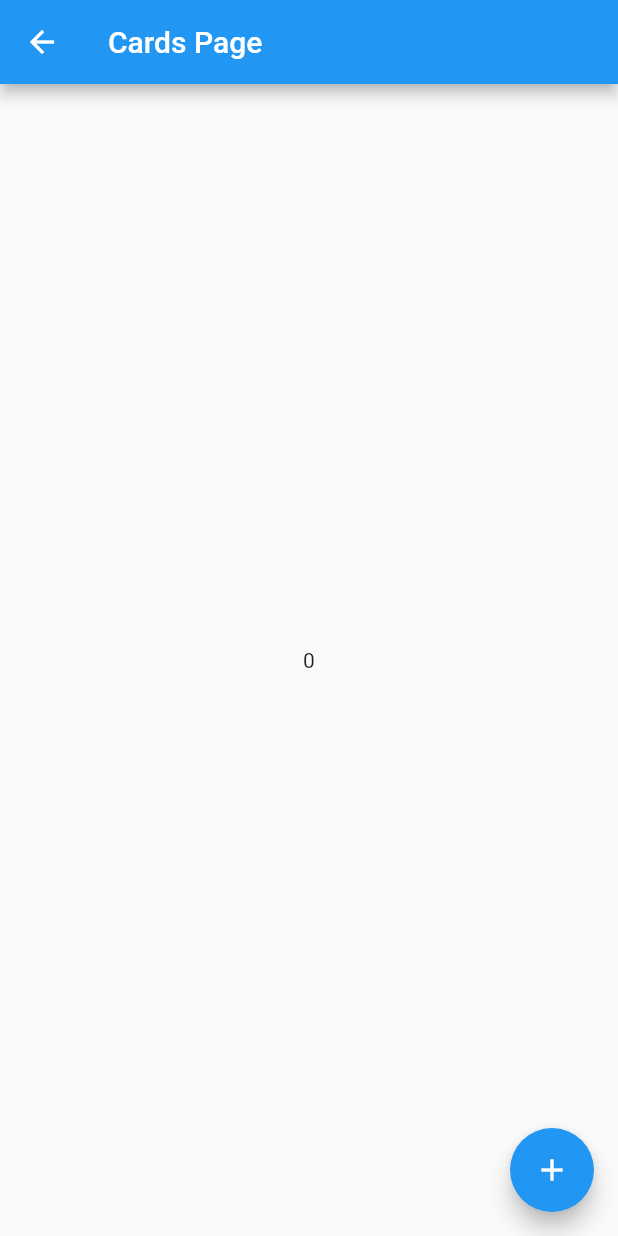
After one commit to rodrigobustamante/flutter_components, a Flutter app: the CardPage screen opened directly, on a phone screen of 412 x 824 dp. The commit adds this screen. Run offline on Flutter 3.47's test engine with Material 2 defaults, Android fonts, the phone set to English and light mode, and no system bars.

Commit message:
Move routes to routes file and create card_page, for test purpose

```diff
--- /dev/null
+++ b/lib/src/pages/card_page.dart
@@ -0,0 +1,30 @@
+import 'package:flutter/material.dart';
+
+class CardPage extends StatefulWidget {
+  @override
+  State<StatefulWidget> createState() => _CardPageState();
+}
+
+class _CardPageState extends State<CardPage> {
+  int _counter = 0;
+
+  @override
+  Widget build(BuildContext context) {
+    return Scaffold(
+      appBar: AppBar(
+        title: Text('Cards Page'),
+      ),
+      body: Center(
+        child: Text('$_counter'),
+      ),
+      floatingActionButton: FloatingActionButton(
+        child: Icon(Icons.add),
+        onPressed: () {
+          setState(() {
+            _counter++;
+          });
+        },
+      ),
+    );
+  }
+}
```
Also changed, not shown: lib/src/app.dart (+6 -10 lines), lib/src/routes/routers.dart (added, +13 -0 lines).
